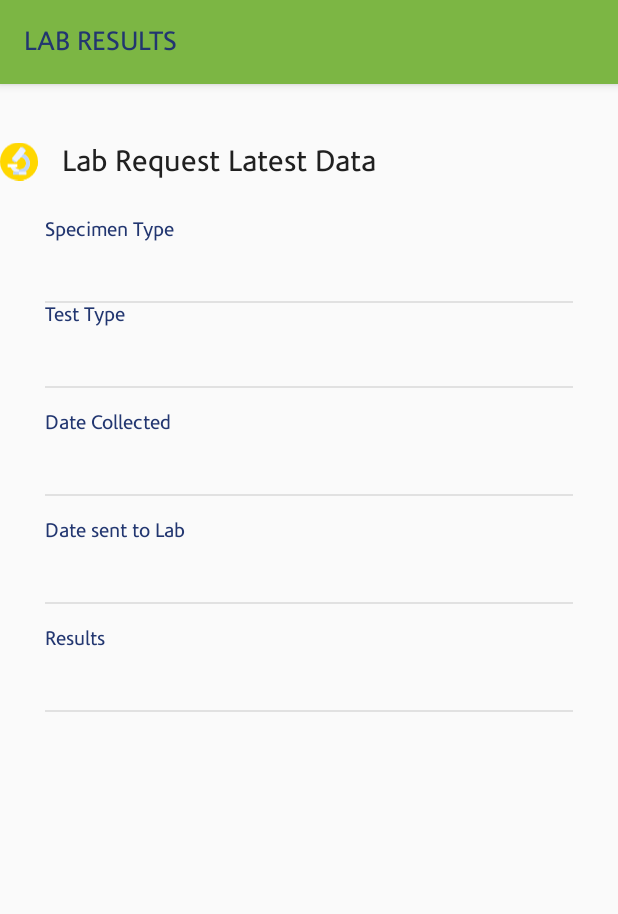
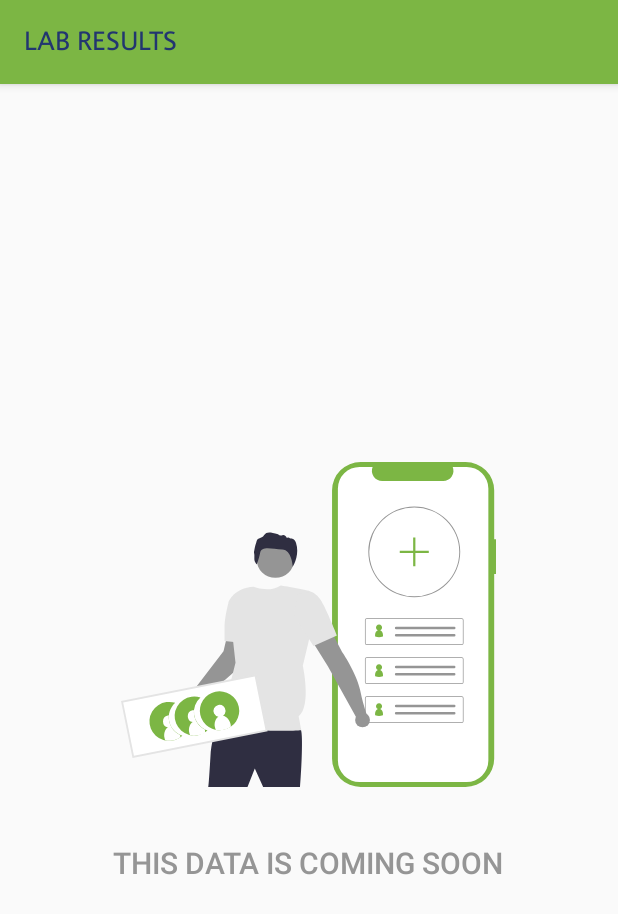
Before and after one commit to Ashisoma/covid-app, an Android app: the LabActivity screen opened directly, with no data from a screen before it, on a phone screen of 412 x 824 dp. Shown: the top 914 px of the screen. Run offline under Robolectric (Android 15) with nearby library versions, the phone set to English and light mode, and no system bars; our stand-ins replace Room's generated code; network calls fail; 5 statements that could not run were skipped.

Commit message:
patient lab request completed

```diff
--- a/app/src/main/java/org/chskenya/covidapp/activity/LabActivity.java
+++ b/app/src/main/java/org/chskenya/covidapp/activity/LabActivity.java
@@ -7,6 +7,8 @@ import android.content.Intent;
 import android.content.SharedPreferences;
 import android.os.Bundle;
 import android.util.Log;
+import android.view.View;
+import android.widget.LinearLayout;
 import android.widget.TextView;
 
 import org.chskenya.covidapp.R;
@@ -31,6 +33,7 @@ public class LabActivity extends AppCompatActivity {
     private Patient inpatient;
     private PatientDB patientDB;
     private TextView specimen_type, test_type, date_collected, date_sent_to_lab, results;
+    private LinearLayout noDataLV, viewData;
 
     SharedPreferences pref;
     SharedPreferences.Editor editor;
@@ -76,6 +79,15 @@ public class LabActivity extends AppCompatActivity {
                         if (response.code() == 200) {
                             runOnUiThread(() -> {
                                 System.out.println(response.body());
+                                if(response.body() != null) {
+                                    noDataLV.setVisibility(View.GONE);
+                                    viewData.setVisibility(View.VISIBLE);
+                                    specimen_type.setText(response.body().getSpecimen_type());
+                                    test_type.setText(response.body().getTest_type());
+                                    date_sent_to_lab.setText(response.body().getDate_sent_to_lab());
+                                    results.setText(response.body().getLab_result());
+                                    date_collected.setText(response.body().getDate_collected());
+                                }
 
                             });
                         } else if (response.code() == 401) {
@@ -99,6 +111,8 @@ public class LabActivity extends AppCompatActivity {
         date_collected = findViewById(R.id.date_collected_tv);
         date_sent_to_lab = findViewById(R.id.date_sent_to_lab_tv);
         results = findViewById(R.id.result_tv);
+        noDataLV = findViewById(R.id.noDataLV);
+        viewData = findViewById(R.id.viewData);
     }
 
     @Override
--- a/app/src/main/java/org/chskenya/covidapp/activity/PatientHistoryActivity.java
+++ b/app/src/main/java/org/chskenya/covidapp/activity/PatientHistoryActivity.java
@@ -32,7 +32,7 @@ public class PatientHistoryActivity extends AppCompatActivity {
     private PatientDB patientDB;
     private TextView date_taken, travelled,places_traveled,
     contact_with_infected,contactSetting,vaccinated,first_dose,secondDose;
-    private LinearLayout nothingDataLV,dataView;
+    private LinearLayout nothingDataLV, dataView;
 
     SharedPreferences pref;
     SharedPreferences.Editor editor;
--- a/app/src/main/java/org/chskenya/covidapp/activity/PatientHomePageActivity.java
+++ b/app/src/main/java/org/chskenya/covidapp/activity/PatientHomePageActivity.java
@@ -95,7 +95,7 @@ public class PatientHomePageActivity extends AppCompatActivity {
 
         patientHistoryBtn.setOnClickListener(v -> startActivity(new Intent(PatientHomePageActivity.this, PatientHistoryActivity.class)));
         radiologyResultsBtn.setOnClickListener(v -> startActivity(new Intent(PatientHomePageActivity.this, RadiologyResultsActivity.class)));
-        labResultBtn.setOnClickListener(v -> startActivity(new Intent(PatientHomePageActivity.this, RadiologyResultsActivity.class)));
+        labResultBtn.setOnClickListener(v -> startActivity(new Intent(PatientHomePageActivity.this, LabActivity.class)));
 
         user = SessionManager.INSTANCE.getUser();
         if (user != null) {
--- a/app/src/main/java/org/chskenya/covidapp/model/Lab.java
+++ b/app/src/main/java/org/chskenya/covidapp/model/Lab.java
@@ -51,6 +51,14 @@ public class Lab implements Serializable {
     @SerializedName("investigator")
     @Expose
     private Integer investigator;
+
+    @SerializedName("test_type")
+    @Expose
+    private String test_type;
+
+    public String getTest_type() {
+        return test_type;
+    }
 
     public Integer getId() {
         return id;
--- a/app/src/main/res/layout/activity_lab.xml
+++ b/app/src/main/res/layout/activity_lab.xml
@@ -25,8 +25,30 @@
 
     </com.google.android.material.appbar.AppBarLayout>
 
+
+        <LinearLayout
+            android:id="@+id/noDataLV"
+            android:layout_width="match_parent"
+            android:layout_height="match_parent"
+            android:gravity="center"
+            android:orientation="vertical"
+            android:visibility="visible">
+            <ImageView
+                android:layout_width="250dp"
+                android:layout_height="250dp"
+                android:src="@drawable/ic_add_contacts"/>
+
+            <TextView
+                android:layout_width="wrap_content"
+                android:layout_height="wrap_content"
+                android:text="@string/this_data_is_coming_soon"
+                android:textColor="@color/normal_grey"
+                android:layout_marginTop="20dp"
+                style="@style/TextAppearance.AppCompat.Title"
+                android:textAllCaps="true"/>
+        </LinearLayout>
     <RelativeLayout
-        android:id="@+id/emailRequest"
+        android:id="@+id/labs"
         android:layout_width="match_parent"
         android:layout_height="wrap_content"
         android:layout_marginTop="34dp">
@@ -52,8 +74,10 @@
 
 
     <LinearLayout
+        android:id="@+id/viewData"
         android:layout_width="match_parent"
         android:layout_height="wrap_content"
+        android:visibility="gone"
         android:layout_marginLeft="30dp"
         android:layout_marginTop="20dp"
         android:layout_marginRight="30dp"
@@ -69,7 +93,7 @@
                 android:layout_height="wrap_content"
                 android:text="@string/specimen_type"
                 android:textColor="@color/colorPrimary"
-                android:textSize="13sp" />
+                android:textSize="15sp" />
 
             <TextView
                 android:id="@+id/specimen_type_tv"
@@ -82,7 +106,7 @@
             <View
                 android:layout_width="match_parent"
                 android:layout_height="1dp"
-                android:layout_marginTop="15dp"
+                android:layout_marginTop="5dp"
                 android:background="@color/grey" />
 
         </LinearLayout>
@@ -90,6 +114,7 @@
         <LinearLayout
             android:layout_width="match_parent"
             android:layout_height="wrap_content"
+            android:layout_marginTop="15dp"
             android:orientation="vertical">
 
             <TextView
@@ -97,7 +122,7 @@
                 android:layout_height="wrap_content"
                 android:text="@string/test_type"
                 android:textColor="@color/colorPrimary"
-                android:textSize="13sp" />
+                android:textSize="15sp" />
 
             <TextView
                 android:id="@+id/test_type_tv"
@@ -111,7 +136,7 @@
             <View
                 android:layout_width="match_parent"
                 android:layout_height="1dp"
-                android:layout_marginTop="15dp"
+                android:layout_marginTop="5dp"
                 android:background="@color/grey" />
 
         </LinearLayout>
@@ -127,7 +152,7 @@
                 android:layout_height="wrap_content"
                 android:text="@string/date_collected"
                 android:textColor="@color/colorPrimary"
-                android:textSize="13sp" />
+                android:textSize="15sp" />
 
             <TextView
                 android:id="@+id/date_collected_tv"
@@ -140,7 +165,7 @@
             <View
                 android:layout_width="match_parent"
                 android:layout_height="1dp"
-                android:layout_marginTop="15dp"
+                android:layout_marginTop="5dp"
                 android:background="@color/grey" />
 
         </LinearLayout>
@@ -156,7 +181,7 @@
                 android:layout_height="wrap_content"
                 android:text="@string/date_sent_to_lab"
                 android:textColor="@color/colorPrimary"
-                android:textSize="13sp" />
+                android:textSize="15sp" />
 
             <TextView
                 android:layout_width="match_parent"
@@ -169,7 +194,7 @@
             <View
                 android:layout_width="match_parent"
                 android:layout_height="1dp"
-                android:layout_marginTop="15dp"
+                android:layout_marginTop="5dp"
                 android:background="@color/grey" />
 
         </LinearLayout>
@@ -184,7 +209,7 @@
                 android:layout_height="wrap_content"
                 android:text="@string/results"
                 android:textColor="@color/colorPrimary"
-                android:textSize="13sp" />
+                android:textSize="15sp" />
 
             <TextView
                 android:layout_width="match_parent"
@@ -197,7 +222,7 @@
             <View
                 android:layout_width="match_parent"
                 android:layout_height="1dp"
-                android:layout_marginTop="15dp"
+                android:layout_marginTop="5dp"
                 android:background="@color/grey" />
 
         </LinearLayout>
@@ -205,26 +230,4 @@
 
 
 
-        <!--    <LinearLayout-->
-<!--        android:layout_width="match_parent"-->
-<!--        android:layout_height="match_parent"-->
-<!--        android:gravity="center"-->
-<!--        android:orientation="vertical">-->
-
-<!--        <ImageView-->
-<!--            android:layout_width="250dp"-->
-<!--            android:layout_height="250dp"-->
-<!--            android:src="@drawable/ic_add_contacts"/>-->
-
-<!--        <TextView-->
-<!--            android:layout_width="wrap_content"-->
-<!--            android:layout_height="wrap_content"-->
-<!--            android:text="This data is coming soon"-->
-<!--            android:textColor="@color/normal_grey"-->
-<!--            android:layout_marginTop="20dp"-->
-<!--            style="@style/TextAppearance.AppCompat.Title"-->
-<!--            android:textAllCaps="true"/>-->
-<!--    </LinearLayout>-->
-
-
 </LinearLayout>
--- a/app/src/main/res/layout/activity_patient_history_acivity.xml
+++ b/app/src/main/res/layout/activity_patient_history_acivity.xml
@@ -29,7 +29,7 @@
         android:id="@+id/nothingDataLV"
         android:layout_height="match_parent"
         android:gravity="center"
-        android:visibility="gone"
+        android:visibility="visible"
         android:orientation="vertical">
 
         <ImageView
@@ -81,7 +81,7 @@
         android:layout_marginLeft="30dp"
         android:layout_marginTop="13dp"
         android:layout_marginRight="30dp"
-        android:visibility="visible"
+        android:visibility="gone"
         android:orientation="vertical">
 
         <LinearLayout
--- a/app/src/main/res/values/strings.xml
+++ b/app/src/main/res/values/strings.xml
@@ -66,7 +66,7 @@
     <string name="test_type">Test Type</string>
     <string name="date_collected">Date Collected</string>
     <string name="date_sent_to_lab">Date sent to Lab</string>
-    <string name="results">Results</string>
+    <string name="results">Lab Results</string>
     <string name="patient_history_latest_data">Patient History Latest Data</string>
     <string name="date_taken">Date taken</string>
     <string name="travelled_in_the_last_14_days">Travelled in the last 14 days</string>
@@ -76,6 +76,7 @@
     <string name="vaccinated">Vaccinated</string>
     <string name="first_dose">First Dose</string>
     <string name="second_dose">Second Dose</string>
+    <string name="this_data_is_coming_soon">This data is coming soon</string>
 
     <string-array name="options_list">
         <item>Select Option</item>
```
